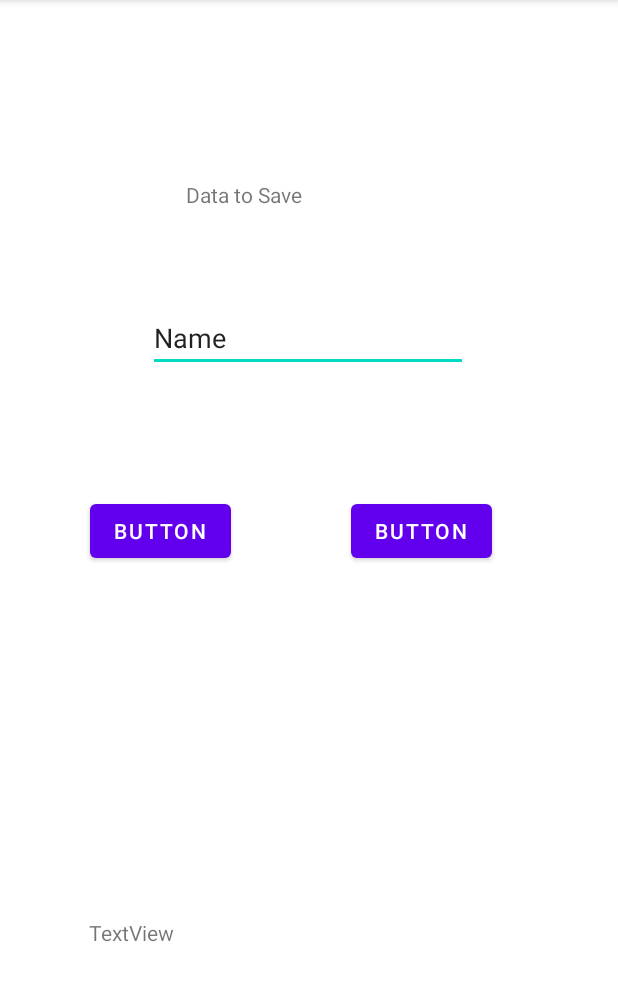
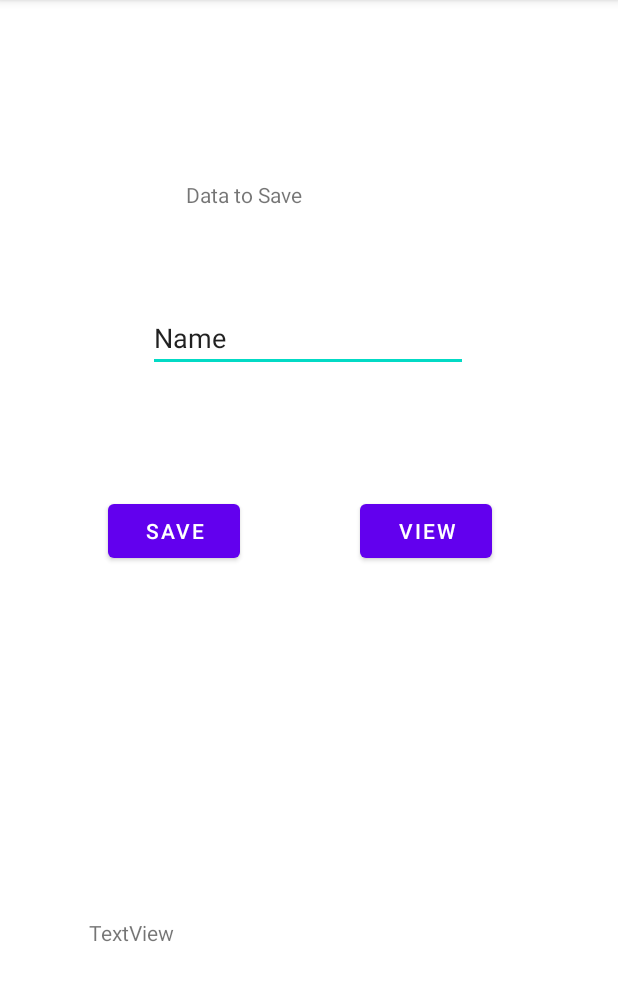
Before and after one commit to pasangeek/MVVM_save_files_APP, an Android app: the screen it shows after launch (MainActivity), on a phone screen of 412 x 824 dp, the part 84-1085 px from its top. Run offline under Robolectric (Android 15) with nearby library versions, the phone set to English and light mode, and no system bars; our stand-ins replace data binding; 3 statements that could not run were skipped.

```diff
--- a/app/src/main/java/com/example/save_files_sample_app/MyViewModel.kt
+++ b/app/src/main/java/com/example/save_files_sample_app/MyViewModel.kt
@@ -10,5 +10,9 @@ class MyViewModel : ViewModel() {
     private val _savedText =MutableLiveData<String>(null)
     val savedText:LiveData<String>
     get() = _savedText
+fun savedText(Mytext:String) {
+
+    _savedText.value= Mytext
 
 }
+}
--- a/app/src/main/res/layout/activity_main.xml
+++ b/app/src/main/res/layout/activity_main.xml
@@ -45,7 +45,7 @@
         android:layout_width="wrap_content"
         android:layout_height="wrap_content"
         android:layout_marginEnd="80dp"
-        android:text="Button"
+        android:text="save"
         app:layout_constraintBottom_toBottomOf="@+id/button2view"
         app:layout_constraintEnd_toStartOf="@+id/button2view"
         app:layout_constraintHorizontal_bias="1.0"
@@ -59,7 +59,7 @@
         android:layout_height="wrap_content"
         android:layout_marginTop="168dp"
         android:layout_marginEnd="84dp"
-        android:text="Button"
+        android:text="view"
         app:layout_constraintEnd_toEndOf="parent"
         app:layout_constraintTop_toBottomOf="@+id/textViewDatatosave" />
 
```
Also changed, not shown: app/src/main/java/com/example/save_files_sample_app/FileSaver.kt (+12 -4 lines), app/src/main/java/com/example/save_files_sample_app/MainActivity.kt (+13 -0 lines).
